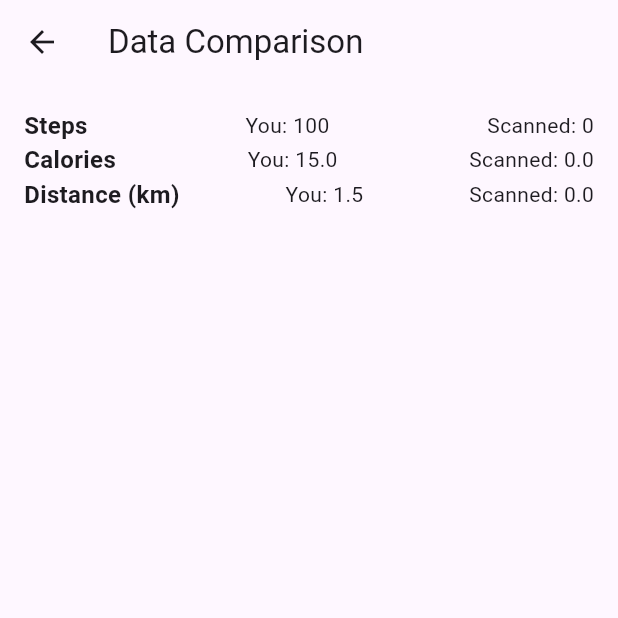
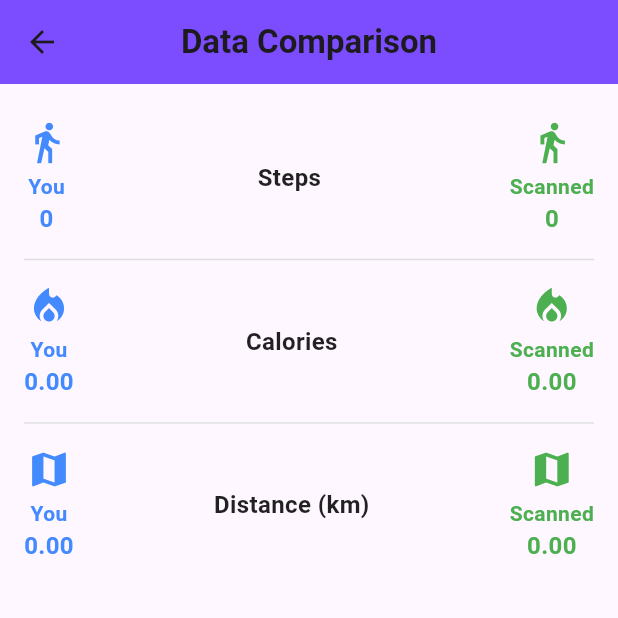
Before and after one commit to DiogoSilva1904/CM_Project, a Flutter app: the ComparisonPage screen opened directly with empty values, on a phone screen of 412 x 824 dp, the top half of it. Run offline on Flutter 3.47's test engine with Material 3 defaults, Android fonts, the phone set to English and light mode, and no system bars; our stand-ins replace firebase_auth, firebase_core, fl_chart, flutter_map, geolocator, latlong2 and 3 more; missing offline and left inert: mqtt_client, qr_code_scanner_plus, workout; accounts and stored records are empty.

Commit message:
comparison page

```diff
--- a/fitpulse/lib/comparisonpage.dart
+++ b/fitpulse/lib/comparisonpage.dart
@@ -1,42 +1,125 @@
+import 'dart:convert';
 import 'package:flutter/material.dart';
+import 'package:shared_preferences/shared_preferences.dart';
 
 class ComparisonPage extends StatelessWidget {
   final int scannedSteps;
   final double scannedCalories;
   final double scannedDistance;
 
-  ComparisonPage({required this.scannedSteps, required this.scannedCalories, required this.scannedDistance});
+  ComparisonPage({
+    required this.scannedSteps,
+    required this.scannedCalories,
+    required this.scannedDistance,
+  });
+
+  Future<Map<String, dynamic>> _loadWorkoutData() async {
+    final prefs = await SharedPreferences.getInstance();
+    String key = "workoutData_${DateTime.now().toIso8601String().split('T')[0]}";
+
+    try {
+      String savedData = prefs.getString(key) ?? '[]';
+      List<dynamic> dataList = jsonDecode(savedData);
+
+      if (dataList.isNotEmpty) {
+        final latestData = dataList.last;
+        return {
+          'steps': latestData['steps'] ?? 0,
+          'calories': latestData['calories'] ?? 0.0,
+          'distance': latestData['distance'] ?? 0.0,
+        };
+      } else {
+        print("No workout data found for today.");
+      }
+    } catch (e) {
+      print("Error loading workout data: $e");
+    }
+    return {'steps': 0, 'calories': 0.0, 'distance': 0.0};
+  }
 
   @override
   Widget build(BuildContext context) {
-    // Assume current user's data is available for comparison
-    final int currentUserSteps = 100; // get current user steps
-    final double currentUserCalories = 15.0; // get current user calories
-    final double currentUserDistance = 1.5; // get current user distance
+    return Scaffold(
+      appBar: AppBar(
+        title: Text("Data Comparison", style: TextStyle(fontWeight: FontWeight.bold)),
+        backgroundColor: Colors.deepPurpleAccent,
+        centerTitle: true,
+      ),
+      body: FutureBuilder<Map<String, dynamic>>(
+        future: _loadWorkoutData(),
+        builder: (context, snapshot) {
+          if (snapshot.connectionState == ConnectionState.waiting) {
+            return Center(child: CircularProgressIndicator());
+          } else if (snapshot.hasError) {
+            return Center(child: Text("Error loading data"));
+          } else {
+            final data = snapshot.data!;
+            final currentUserSteps = data['steps'] as int;
+            final currentUserCalories = data['calories'] as double;
+            final currentUserDistance = (data['distance'] as double) / 1000;
 
-    return Scaffold(
-      appBar: AppBar(title: Text("Data Comparison")),
-      body: Padding(
+            return Padding(
               padding: const EdgeInsets.all(16.0),
               child: Column(
                 children: [
-            _buildComparisonRow("Steps", currentUserSteps, scannedSteps),
-            _buildComparisonRow("Calories", currentUserCalories, scannedCalories),
-            _buildComparisonRow("Distance (km)", currentUserDistance, scannedDistance),
+                  _buildComparisonRow("Steps", currentUserSteps, scannedSteps, Icons.directions_walk),
+                  Divider(color: Colors.grey[300], thickness: 1),
+                  _buildComparisonRow("Calories", currentUserCalories.toStringAsFixed(2), scannedCalories.toStringAsFixed(2), Icons.local_fire_department),
+                  Divider(color: Colors.grey[300], thickness: 1),
+                  _buildComparisonRow("Distance (km)", currentUserDistance.toStringAsFixed(2), (scannedDistance / 1000).toStringAsFixed(2), Icons.map),
                 ],
               ),
+            );
+          }
+        },
       ),
     );
   }
 
-  Widget _buildComparisonRow(String label, dynamic currentUserData, dynamic scannedData) {
-    return Row(
+  Widget _buildComparisonRow(String label, dynamic currentUserData, dynamic scannedData, IconData icon) {
+    return Padding(
+      padding: const EdgeInsets.symmetric(vertical: 8.0),
+      child: Row(
         mainAxisAlignment: MainAxisAlignment.spaceBetween,
         children: [
-        Text(label, style: TextStyle(fontSize: 16, fontWeight: FontWeight.bold)),
-        Text("You: $currentUserData"),
-        Text("Scanned: $scannedData"),
+          Column(
+            children: [
+              Icon(icon, color: Colors.blueAccent, size: 30),
+              SizedBox(height: 4),
+              Text(
+                "You",
+                style: TextStyle(fontSize: 14, color: Colors.blueAccent, fontWeight: FontWeight.bold),
+              ),
+              Text(
+                "$currentUserData",
+                style: TextStyle(fontSize: 16, fontWeight: FontWeight.bold, color: Colors.blueAccent),
+              ),
             ],
+          ),
+          Column(
+            children: [
+              Text(
+                label,
+                style: TextStyle(fontSize: 16, fontWeight: FontWeight.bold, color: Colors.black87),
+              ),
+            ],
+          ),
+          Column(
+            children: [
+              Icon(icon, color: Colors.green, size: 30),
+              SizedBox(height: 4),
+              Text(
+                "Scanned",
+                style: TextStyle(fontSize: 14, color: Colors.green, fontWeight: FontWeight.bold),
+              ),
+              Text(
+                "$scannedData",
+                style: TextStyle(fontSize: 16, fontWeight: FontWeight.bold, color: Colors.green),
+              ),
+            ],
+          ),
+        ],
+      ),
     );
   }
 }
--- a/fitpulse/lib/qrcodegen.dart
+++ b/fitpulse/lib/qrcodegen.dart
@@ -56,7 +56,7 @@ class _QRGenState extends State<QRGen> {
     }
 
     final data = jsonEncode({
-      'steps': 10,
+      'steps': _steps,
       'calories': _calories,
       'distance': _distance,
     });
```
Lines whose indentation alone changed are shown as unchanged.
